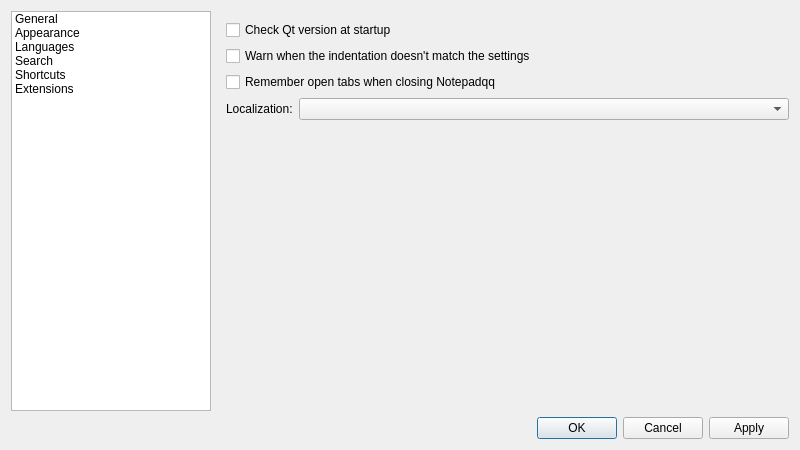
Old version of the form src/ui/frmpreferences.ui in the repository notepadqq/notepadqq.
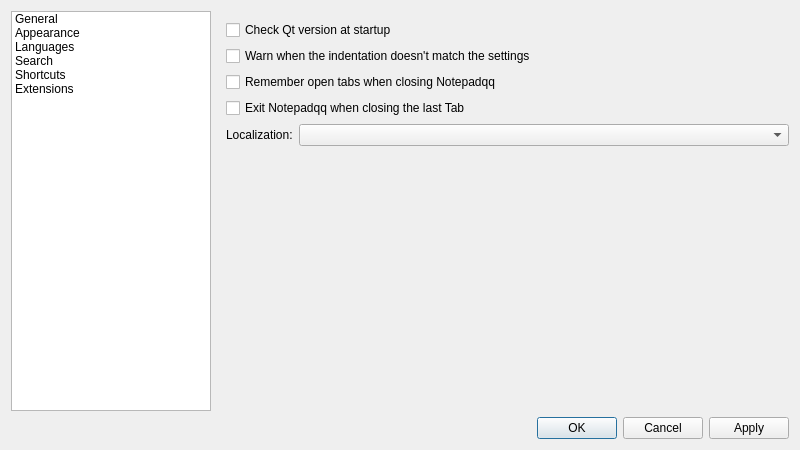
New version of the form. The open tabs and pages were chosen to show the change. Icons and pictures are not drawn.

Commit message: Add option to quit Nqq when closing last open tab.

```diff
--- a/src/ui/frmpreferences.ui
+++ b/src/ui/frmpreferences.ui
@@ -120,16 +120,23 @@
            </property>
           </widget>
          </item>
+         <item>
+          <widget class="QCheckBox" name="chkExitOnLastTabClose">
+           <property name="text">
+            <string>Exit Notepadqq when closing the last Tab</string>
+           </property>
+          </widget>
+         </item>
          <item>
           <layout class="QFormLayout" name="formLayout">
-           <item row="0" column="0">
+           <item row="1" column="0">
             <widget class="QLabel" name="localizationLabel">
              <property name="text">
               <string>Localization:</string>
              </property>
             </widget>
            </item>
-           <item row="0" column="1">
+           <item row="1" column="1">
             <widget class="QComboBox" name="localizationComboBox"/>
            </item>
           </layout>
```
Left out of the diff: 2 changed lines with no effect on the pictures. The commit also changes 3 other files.
